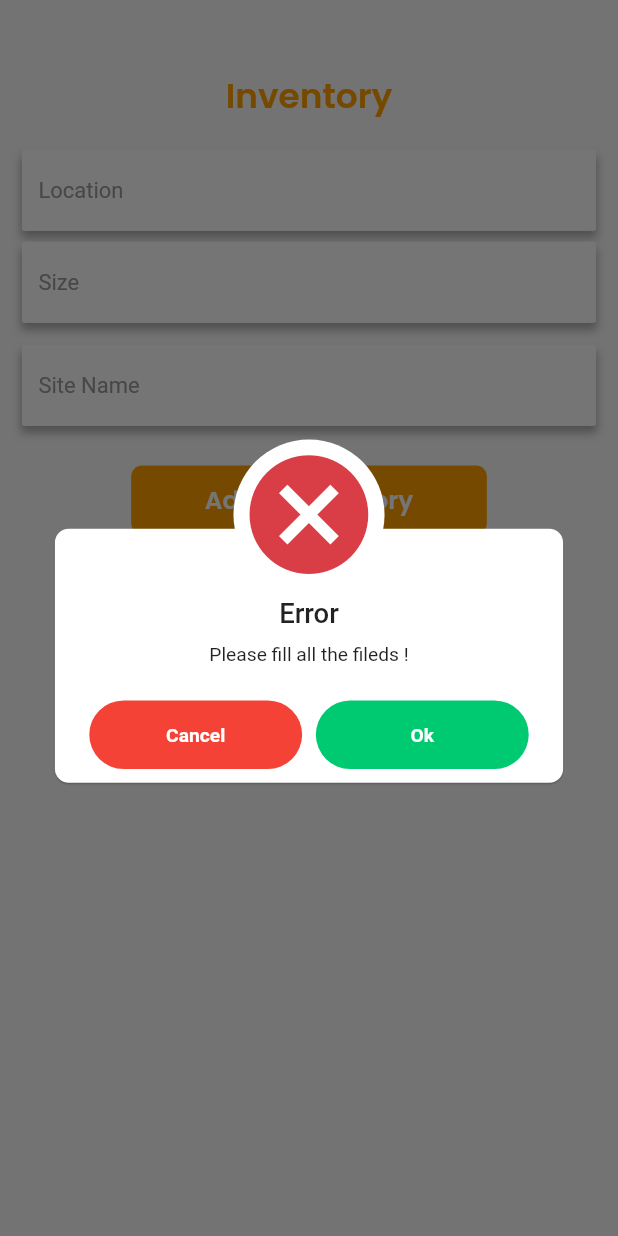
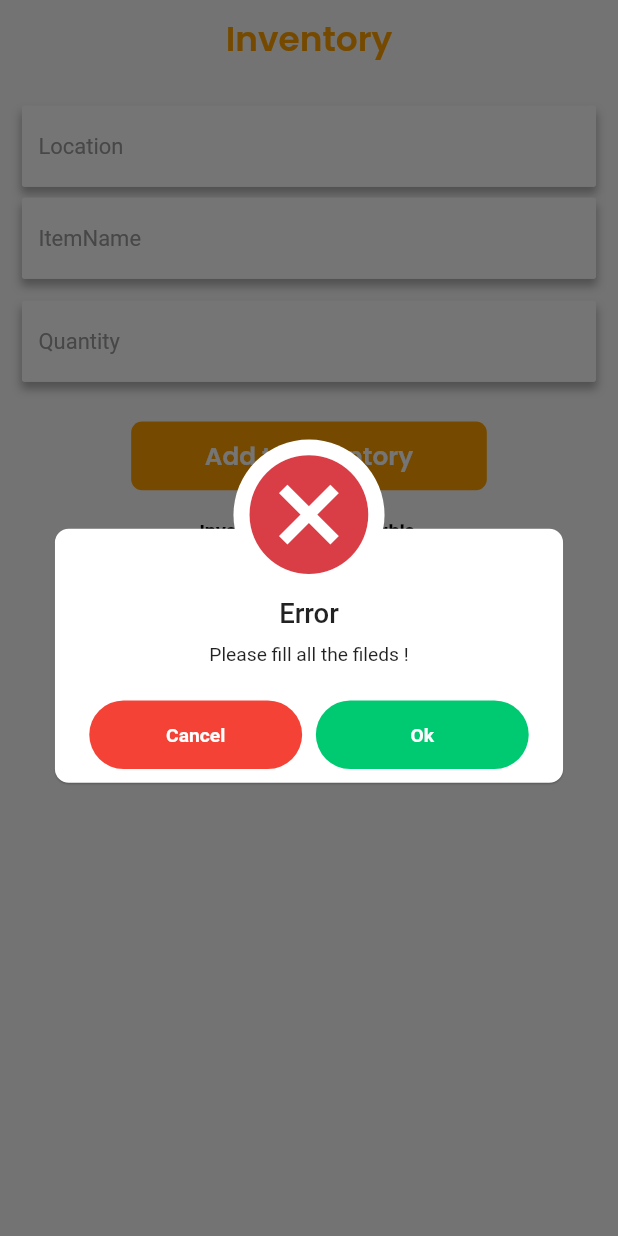
Before and after one commit to LankaniDeSilva/Procurement-for-Construction-Industry, a Flutter app: the Inventory screen opened directly, after a tap on "Add to Inventory", on a phone screen of 412 x 824 dp. Run offline on Flutter 3.47's test engine with Material 2 defaults, Android fonts, the light colour scheme and no system bars; our stand-ins replace animate_do, awesome_dialog, badges, cloud_firestore, firebase_auth, firebase_core and 7 more; missing offline and left inert: animated_snack_bar; accounts and stored records are empty.

Commit message:
Inventory management

```diff
--- a/lib/controllers/Supplier/add_item.dart
+++ b/lib/controllers/Supplier/add_item.dart
@@ -6,6 +6,7 @@ import 'package:firebase_storage/firebase_storage.dart';
 import 'package:flutter/material.dart';
 import 'package:logger/logger.dart';
 import 'package:procurement_for_construction_industry/models/objects.dart';
+import 'package:procurement_for_construction_industry/util/asset_constants.dart';
 import '../../util/alert_helper.dart';
 import '../site_manager/file_upload_controller.dart';
 
@@ -136,6 +137,9 @@ class ItemController {
         //-----mapping to single item model
         itemModel = ItemModel.fromJson(element.data() as Map<String, dynamic>);
 
+        if (itemModel.image.isEmpty) {
+          itemModel.image = AssetsContants.dummyItem;
+        }
         //-----adding to the list
         itemList.add(itemModel);
       }
--- a/lib/controllers/inventory_controller.dart
+++ b/lib/controllers/inventory_controller.dart
@@ -13,14 +13,20 @@ class InventoryCotroller {
 
   //------------save site manager in firestore cloud
   Future<void> saveInventoryData(BuildContext context, String location,
-      double size, String siteName) async {
+      String qty, String itemName) async {
     try {
       //-getting an unique document ID
       String docid = inventory.doc().id;
 
       //--saving data
       await inventory.doc(docid).set(
-        {"location": location, "siteName": siteName, "size": size, "id": docid},
+        {
+          "location": location,
+          "itemName": itemName,
+          "qty": int.parse(qty),
+          "id": docid,
+          "date": DateTime.now(),
+        },
         SetOptions(merge: true),
       );
 
@@ -32,7 +38,7 @@ class InventoryCotroller {
     }
   }
 
-  //----------fetch inventory
+  // ----------fetch inventory
   Future<List<InventoryModel>> getInventory(String location) async {
     try {
       //----------query for fetching all the notices list
--- a/lib/models/inventory_model.dart
+++ b/lib/models/inventory_model.dart
@@ -3,14 +3,22 @@ part of "objects.dart";
 @JsonSerializable()
 class InventoryModel {
   final String location;
-  final String siteName;
-  double size;
+  final String itemName;
+  int qty;
   final String id;
+  @JsonKey(fromJson: _dateTimeFromTimestamp, toJson: _dateTimeAsIs)
+  DateTime date;
 
-  InventoryModel(this.location, this.siteName, this.size, this.id);
+  InventoryModel(this.location, this.itemName, this.qty, this.date, this.id);
 
   factory InventoryModel.fromJson(Map<String, dynamic> json) =>
       _$InventoryModelFromJson(json);
 
   Map<String, dynamic> toJson() => _$InventoryModelToJson(this);
+
+  static DateTime _dateTimeAsIs(DateTime dateTime) => dateTime;
+
+  static DateTime _dateTimeFromTimestamp(Timestamp timestamp) {
+    return DateTime.parse(timestamp.toDate().toString());
+  }
 }
--- a/lib/models/objects.dart
+++ b/lib/models/objects.dart
@@ -1,5 +1,6 @@
 library objects;
 
+import 'package:cloud_firestore/cloud_firestore.dart';
 import 'package:json_annotation/json_annotation.dart';
 
 part 'objects.g.dart';
--- a/lib/providers/inventory/inventory_provider.dart
+++ b/lib/providers/inventory/inventory_provider.dart
@@ -14,16 +14,16 @@ class InventoryProvider extends ChangeNotifier {
   TextEditingController get locationController => _locationController;
 
   //-------size text controller
-  TextEditingController _sizeController = TextEditingController();
+  TextEditingController _qtyController = TextEditingController();
 
   //----getter for size controller
-  TextEditingController get sizeController => _sizeController;
+  TextEditingController get qtyController => _qtyController;
 
   //-------site name text controller
-  final _siteNameController = TextEditingController();
+  final _itemController = TextEditingController();
 
   //----getter for site name controller
-  TextEditingController get siteNameController => _siteNameController;
+  TextEditingController get itemController => _itemController;
 
   //-------update size text controller
   TextEditingController _updateSizeController = TextEditingController();
@@ -54,8 +54,8 @@ class InventoryProvider extends ChangeNotifier {
   bool validateField(BuildContext context) {
     // first checking all the text filds are empty or not
     if (_locationController.text.isEmpty ||
-        _siteNameController.text.isEmpty ||
-        _sizeController.text.isEmpty) {
+        _itemController.text.isEmpty ||
+        _qtyController.text.isEmpty) {
       AlertHelper.showAlert(
         context,
         "Please fill all the fileds !",
@@ -78,14 +78,15 @@ class InventoryProvider extends ChangeNotifier {
         await InventoryCotroller().saveInventoryData(
           context,
           _locationController.text,
-          double.parse(_sizeController.text),
-          _siteNameController.text,
+          _qtyController.text,
+          _itemController.text,
         );
 
-        _sizeController.clear();
-        _siteNameController.clear();
+        _qtyController.clear();
+        _itemController.clear();
         _locationController.clear();
 
+        fetchInventory(_locationController.text);
         setLoading(false);
       }
     } catch (e) {
@@ -114,26 +115,27 @@ class InventoryProvider extends ChangeNotifier {
     }
   }
 
-  Future<void> inventoryUpdate(
-      String id, double size, String location, BuildContext context) async {
-    try {
-      //----start the loader
-      setLoading(true);
+  // Future<void> inventoryUpdate(
+  //     String id, double size, String location, BuildContext context) async {
+  //   try {
+  //     //----start the loader
+  //     setLoading(true);
 
-      await InventoryCotroller().updateInventory(id, size, context);
-      fetchInventory(location);
-      notifyListeners();
+  //     await InventoryCotroller().updateInventory(id, size, context);
+  //     fetchInventory(location);
+  //     notifyListeners();
 
-      setLoading(false);
-    } catch (e) {
-      setLoading(false);
-      Logger().e(e);
-    }
-  }
+  //     setLoading(false);
+  //   } catch (e) {
+  //     setLoading(false);
+  //     Logger().e(e);
+  //   }
+  // }
 
-  TextEditingController displaySize(double size) {
-    _updateSizeController = TextEditingController(text: size.toString());
+  // TextEditingController displaySize(double size) {
+  //   _updateSizeController = TextEditingController(text: size.toString());
 
-    return _updateSizeController;
-  }
+  //   return _updateSizeController;
+  // }
+
 }
--- a/lib/screens/main/inventory/inventory.dart
+++ b/lib/screens/main/inventory/inventory.dart
@@ -38,16 +38,18 @@ class _InventoryState extends State<Inventory> {
           width: size.width,
           child: SafeArea(
             child: Center(
+              child: SingleChildScrollView(
                 child: Column(
                   crossAxisAlignment: CrossAxisAlignment.center,
                   children: [
-                  const SizedBox(height: 52.0),
+                    const SizedBox(height: 10.0),
                     const CustomText(
                       text: "Inventory",
                       fontSize: 25.0,
                       fontWeight: FontWeight.w600,
                       color: AppColors.primaryColor,
                     ),
+                    const SizedBox(height: 10.0),
 
                     const SizedBox(height: 20.0),
                     CustomTextField(
@@ -57,15 +59,15 @@ class _InventoryState extends State<Inventory> {
                     ),
                     const SizedBox(height: 8.0),
                     CustomTextField(
-                    hintText: "Size",
-                    controller:
-                        Provider.of<InventoryProvider>(context).sizeController,
+                      hintText: "ItemName",
+                      controller: Provider.of<InventoryProvider>(context)
+                          .itemController,
                     ),
                     const SizedBox(height: 16.0),
                     CustomTextField(
-                    hintText: "Site Name",
-                    controller: Provider.of<InventoryProvider>(context)
-                        .siteNameController,
+                      hintText: "Quantity",
+                      controller:
+                          Provider.of<InventoryProvider>(context).qtyController,
                     ),
 
                     const SizedBox(height: 29.0),
@@ -105,6 +107,7 @@ class _InventoryState extends State<Inventory> {
                       ],
                     )
                   ],
+                ),
               ),
             ),
           ),
@@ -153,7 +156,7 @@ class InventoryTile extends StatelessWidget {
               ),
               const SizedBox(height: 5),
               CustomText(
-                text: 'Site Name: ${model.siteName}',
+                text: 'Item Name: ${model.itemName}',
                 fontWeight: FontWeight.w700,
                 fontSize: 16,
                 color: AppColors.kBlack,
@@ -161,25 +164,19 @@ class InventoryTile extends StatelessWidget {
               ),
               const SizedBox(height: 5),
               CustomText(
-                text: 'Size:  ${model.size}',
+                text: 'Units:  ${model.qty}',
                 fontWeight: FontWeight.w700,
                 fontSize: 16,
                 color: AppColors.kBlack,
                 textAlign: TextAlign.justify,
               ),
-              const SizedBox(height: 9),
-              Padding(
-                padding: const EdgeInsets.only(right: 10),
-                child: Row(
-                  mainAxisAlignment: MainAxisAlignment.end,
-                  children: [
-                    InkWell(
-                        onTap: () => UtilFunction.navigator(
-                            context, UpdateInventory(model: model)),
-                        child: SvgPicture.asset(AssetsContants.editIcon)),
-                  ],
+              CustomText(
+                text: 'Date:  ${model.date.toString()}',
+                fontWeight: FontWeight.w700,
+                fontSize: 16,
+                color: AppColors.kBlack,
+                textAlign: TextAlign.justify,
               ),
-              )
             ],
           ),
         ),
--- a/lib/util/asset_constants.dart
+++ b/lib/util/asset_constants.dart
@@ -4,6 +4,8 @@ class AssetsContants {
   //dummy image paths
   static const profileimgurl =
       'https://cdn.pixabay.com/photo/2015/10/05/22/37/blank-profile-picture-973460__340.png';
+  static const dummyItem =
+      "https://constructionreviewonline.com/wp-content/uploads/2017/05/Construction-materials.jpg";
 
   // main path
   static const imagePath = 'assets/images/';
```
Also changed, not shown: lib/screens/main/inventory/update_inventory.dart (+35 -35 lines), lib/models/objects.g.dart. Lines whose indentation alone changed are shown as unchanged.
